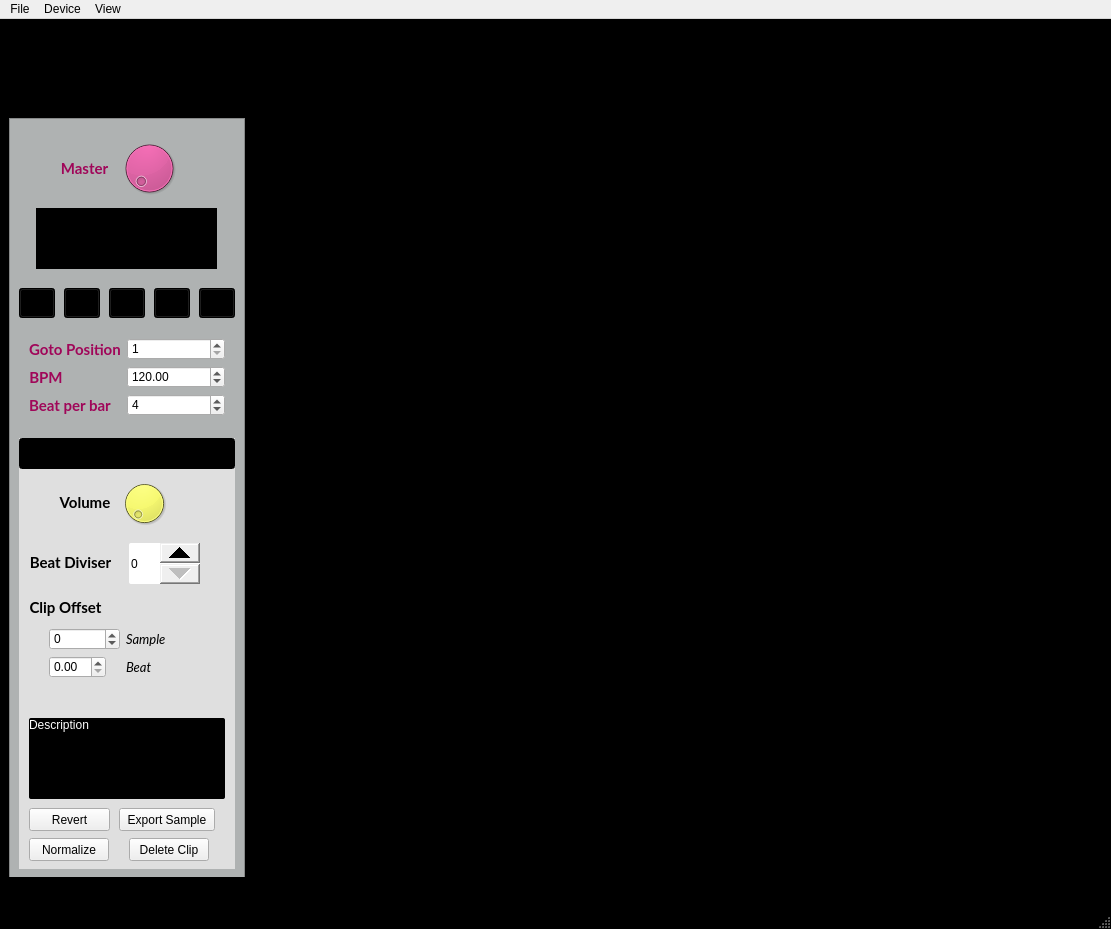
Vampouille/superboucle, file gui_ui.ui: the form before one commit.
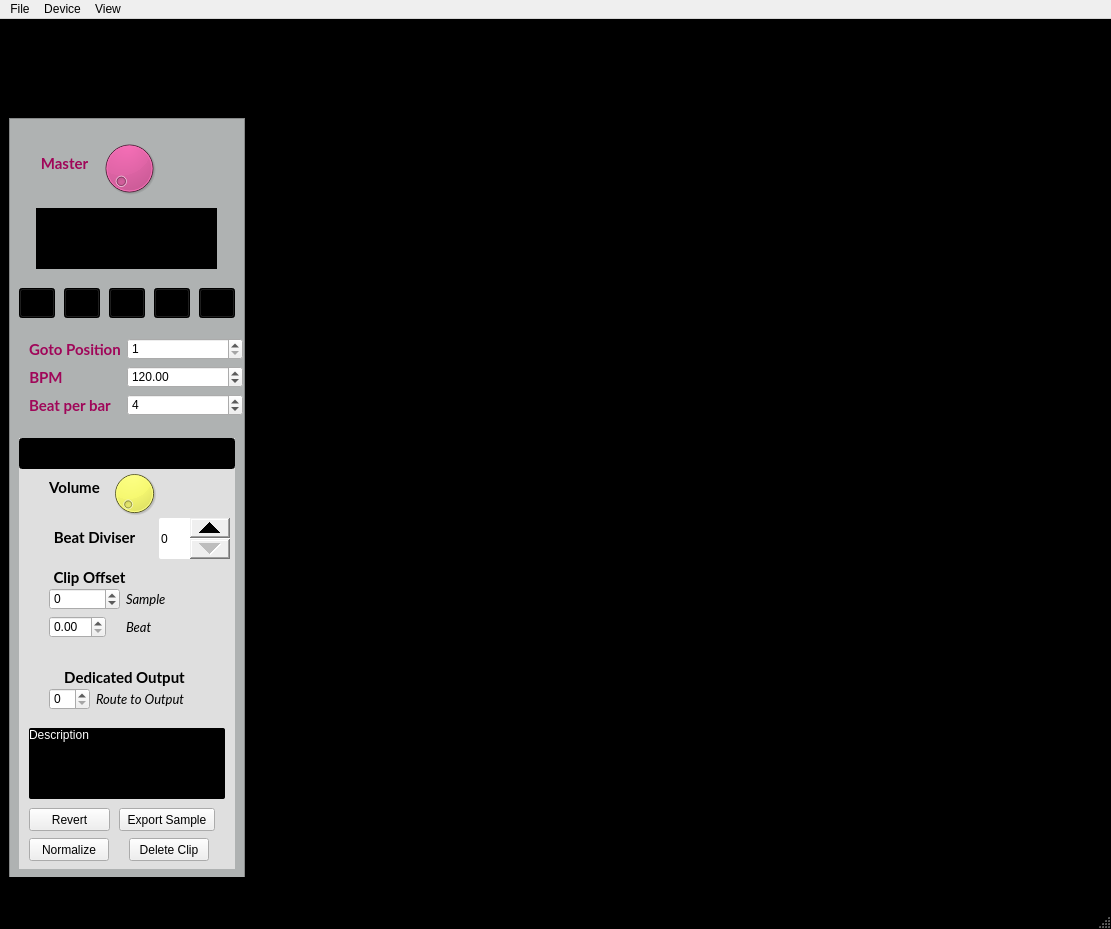
The form after the commit. Icons and pictures are not drawn. Custom widgets are drawn as their Qt base class.

Commit message: ./boucle.py set as comment Reorganize UI

Patch:
```diff
--- a/gui_ui.ui
+++ b/gui_ui.ui
@@ -103,7 +103,7 @@
          <widget class="QSuperDial" name="master_volume">
           <property name="geometry">
            <rect>
-            <x>110</x>
+            <x>90</x>
             <y>20</y>
             <width>60</width>
             <height>60</height>
@@ -126,8 +126,8 @@
          <widget class="QLabel" name="label_6">
           <property name="geometry">
            <rect>
-            <x>30</x>
-            <y>35</y>
+            <x>10</x>
+            <y>30</y>
             <width>91</width>
             <height>30</height>
            </rect>
@@ -196,9 +196,9 @@
           <widget class="QLabel" name="label_5">
            <property name="geometry">
             <rect>
-             <x>40</x>
-             <y>55</y>
-             <width>52</width>
+             <x>20</x>
+             <y>40</y>
+             <width>71</width>
              <height>19</height>
             </rect>
            </property>
@@ -223,8 +223,8 @@
            </property>
            <property name="geometry">
             <rect>
-             <x>100</x>
-             <y>40</y>
+             <x>90</x>
+             <y>30</y>
              <width>51</width>
              <height>51</height>
             </rect>
@@ -243,9 +243,9 @@
           <widget class="QLabel" name="label_4">
            <property name="geometry">
             <rect>
-             <x>10</x>
-             <y>115</y>
-             <width>83</width>
+             <x>20</x>
+             <y>90</y>
+             <width>111</width>
              <height>19</height>
             </rect>
            </property>
@@ -267,8 +267,8 @@
           <widget class="QSpinBox" name="beat_diviser">
            <property name="geometry">
             <rect>
-             <x>110</x>
-             <y>105</y>
+             <x>140</x>
+             <y>80</y>
              <width>71</width>
              <height>41</height>
             </rect>
@@ -282,9 +282,9 @@
           <widget class="QLabel" name="label_3">
            <property name="geometry">
             <rect>
-             <x>10</x>
-             <y>160</y>
-             <width>73</width>
+             <x>20</x>
+             <y>130</y>
+             <width>101</width>
              <height>19</height>
             </rect>
            </property>
@@ -307,9 +307,9 @@
            <property name="geometry">
             <rect>
              <x>10</x>
-             <y>280</y>
+             <y>290</y>
              <width>196</width>
-             <height>81</height>
+             <height>71</height>
             </rect>
            </property>
            <property name="styleSheet">
@@ -328,9 +328,9 @@
            <property name="geometry">
             <rect>
              <x>30</x>
-             <y>190</y>
+             <y>150</y>
              <width>160</width>
-             <height>61</height>
+             <height>64</height>
             </rect>
            </property>
            <layout class="QFormLayout" name="formLayout_3">
@@ -344,7 +344,7 @@
               </property>
              </widget>
             </item>
-            <item row="1" column="0">
+            <item row="2" column="0">
              <widget class="QDoubleSpinBox" name="beat_offset">
               <property name="maximum">
                <double>20.000000000000000</double>
@@ -354,21 +354,7 @@
               </property>
              </widget>
             </item>
-            <item row="0" column="1">
-             <widget class="QLabel" name="label_2">
-              <property name="font">
-               <font>
-                <family>Lato</family>
-                <pointsize>10</pointsize>
-                <italic>true</italic>
-               </font>
-              </property>
-              <property name="text">
-               <string>Sample</string>
-              </property>
-             </widget>
-            </item>
-            <item row="1" column="1">
+            <item row="2" column="1">
              <widget class="QLabel" name="label">
               <property name="font">
                <font>
@@ -382,6 +368,20 @@
               </property>
              </widget>
             </item>
+            <item row="0" column="1">
+             <widget class="QLabel" name="label_2">
+              <property name="font">
+               <font>
+                <family>Lato</family>
+                <pointsize>10</pointsize>
+                <italic>true</italic>
+               </font>
+              </property>
+              <property name="text">
+               <string>Sample</string>
+              </property>
+             </widget>
+            </item>
            </layout>
           </widget>
           <widget class="QPushButton" name="deleteButton">
@@ -436,6 +436,59 @@
             <string>Revert</string>
            </property>
           </widget>
+          <widget class="QWidget" name="formLayoutWidget_3">
+           <property name="geometry">
+            <rect>
+             <x>30</x>
+             <y>250</y>
+             <width>170</width>
+             <height>31</height>
+            </rect>
+           </property>
+           <layout class="QFormLayout" name="formLayout">
+            <item row="0" column="0">
+             <widget class="QSpinBox" name="route_out"/>
+            </item>
+            <item row="0" column="1">
+             <widget class="QLabel" name="label_9">
+              <property name="font">
+               <font>
+                <family>Lato</family>
+                <pointsize>10</pointsize>
+                <italic>true</italic>
+               </font>
+              </property>
+              <property name="text">
+               <string>Route to Output</string>
+              </property>
+             </widget>
+            </item>
+           </layout>
+          </widget>
+          <widget class="QLabel" name="label_13">
+           <property name="geometry">
+            <rect>
+             <x>20</x>
+             <y>230</y>
+             <width>171</width>
+             <height>19</height>
+            </rect>
+           </property>
+           <property name="font">
+            <font>
+             <family>Lato</family>
+             <pointsize>11</pointsize>
+             <weight>75</weight>
+             <bold>true</bold>
+            </font>
+           </property>
+           <property name="text">
+            <string>Dedicated Output</string>
+           </property>
+           <property name="alignment">
+            <set>Qt::AlignCenter</set>
+           </property>
+          </widget>
          </widget>
          <widget class="QPushButton" name="playButton">
           <property name="geometry">
@@ -583,8 +636,8 @@
            <rect>
             <x>20</x>
             <y>220</y>
-            <width>196</width>
-            <height>83</height>
+            <width>214</width>
+            <height>89</height>
            </rect>
           </property>
           <layout class="QFormLayout" name="formLayout_2">
@@ -786,7 +839,7 @@
      <x>0</x>
      <y>0</y>
      <width>1111</width>
-     <height>20</height>
+     <height>25</height>
     </rect>
    </property>
    <widget class="QMenu" name="menuFile">
```
The commit also changes 1 other file.
